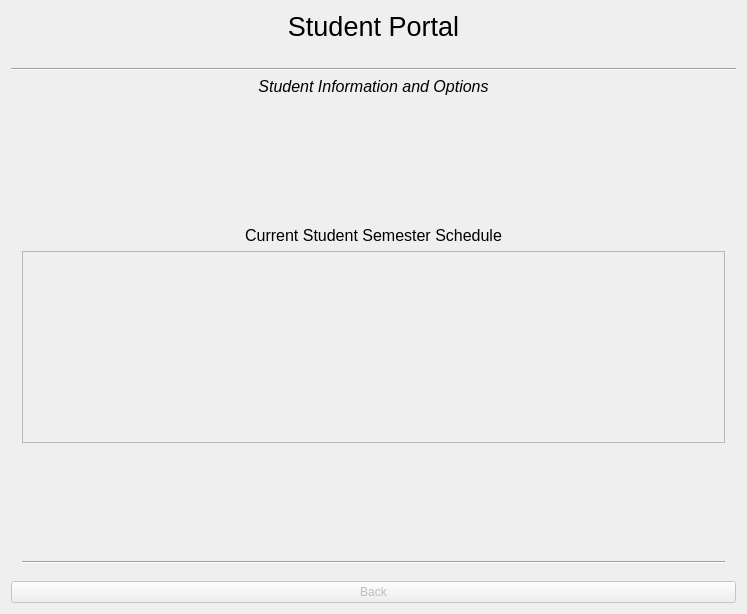
The window that Form Files/studentView.ui (alixabahena/SIMS) describes before a commit, drawn with Qt 5.
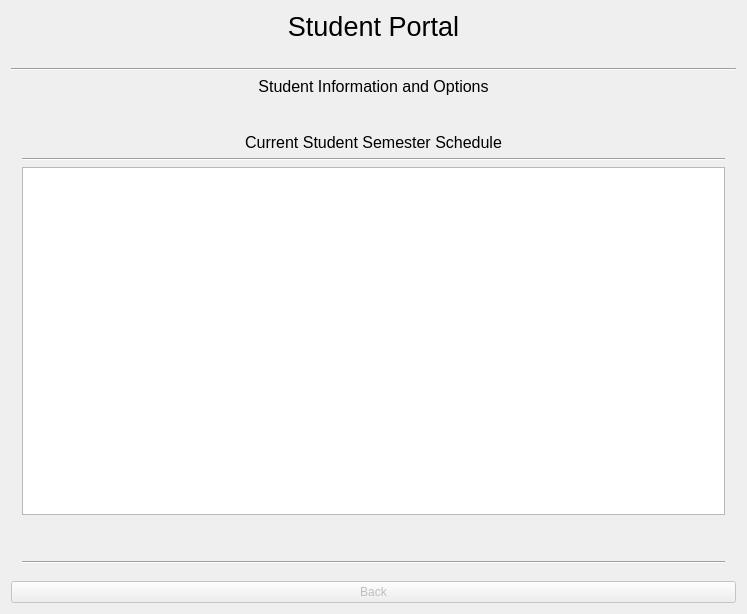
The same window after the commit. The open tabs and pages were chosen to show the change.

Diff of the .ui file:
```diff
--- a/Form Files/studentView.ui
+++ b/Form Files/studentView.ui
@@ -56,7 +56,6 @@
        <property name="font">
         <font>
          <pointsize>12</pointsize>
-         <italic>true</italic>
         </font>
        </property>
        <property name="text">
@@ -223,10 +222,13 @@
              <property name="orientation">
               <enum>Qt::Vertical</enum>
              </property>
+             <property name="sizeType">
+              <enum>QSizePolicy::Minimum</enum>
+             </property>
              <property name="sizeHint" stdset="0">
               <size>
                <width>20</width>
-               <height>40</height>
+               <height>20</height>
               </size>
              </property>
             </spacer>
@@ -249,16 +251,29 @@
              </property>
             </widget>
            </item>
+           <item>
+            <widget class="Line" name="line_5">
+             <property name="orientation">
+              <enum>Qt::Horizontal</enum>
+             </property>
+            </widget>
+           </item>
            <item>
             <widget class="QTextEdit" name="semesterScheduleView">
              <property name="enabled">
-              <bool>false</bool>
+              <bool>true</bool>
              </property>
              <property name="font">
               <font>
                <pointsize>12</pointsize>
               </font>
              </property>
+             <property name="frameShadow">
+              <enum>QFrame::Plain</enum>
+             </property>
+             <property name="textInteractionFlags">
+              <set>Qt::TextSelectableByKeyboard|Qt::TextSelectableByMouse</set>
+             </property>
             </widget>
            </item>
            <item>
@@ -266,6 +281,9 @@
              <property name="orientation">
               <enum>Qt::Vertical</enum>
              </property>
+             <property name="sizeType">
+              <enum>QSizePolicy::Minimum</enum>
+             </property>
              <property name="sizeHint" stdset="0">
               <size>
                <width>20</width>
```
Left out of the diff: 13 changed lines with no effect on the pictures.
